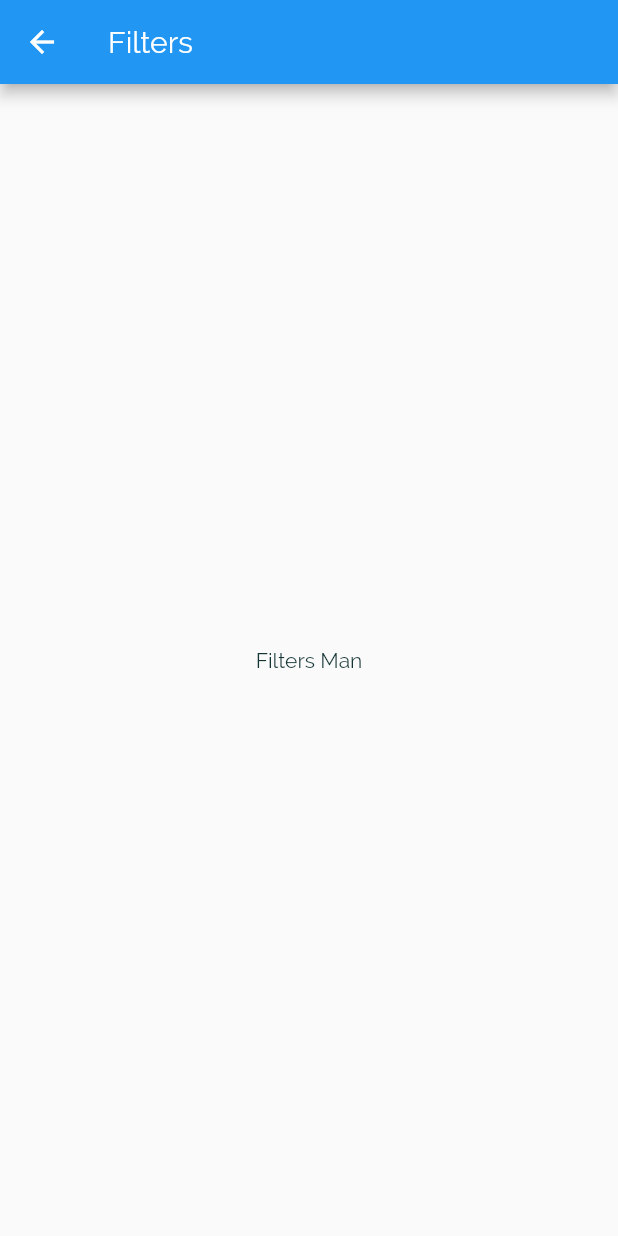
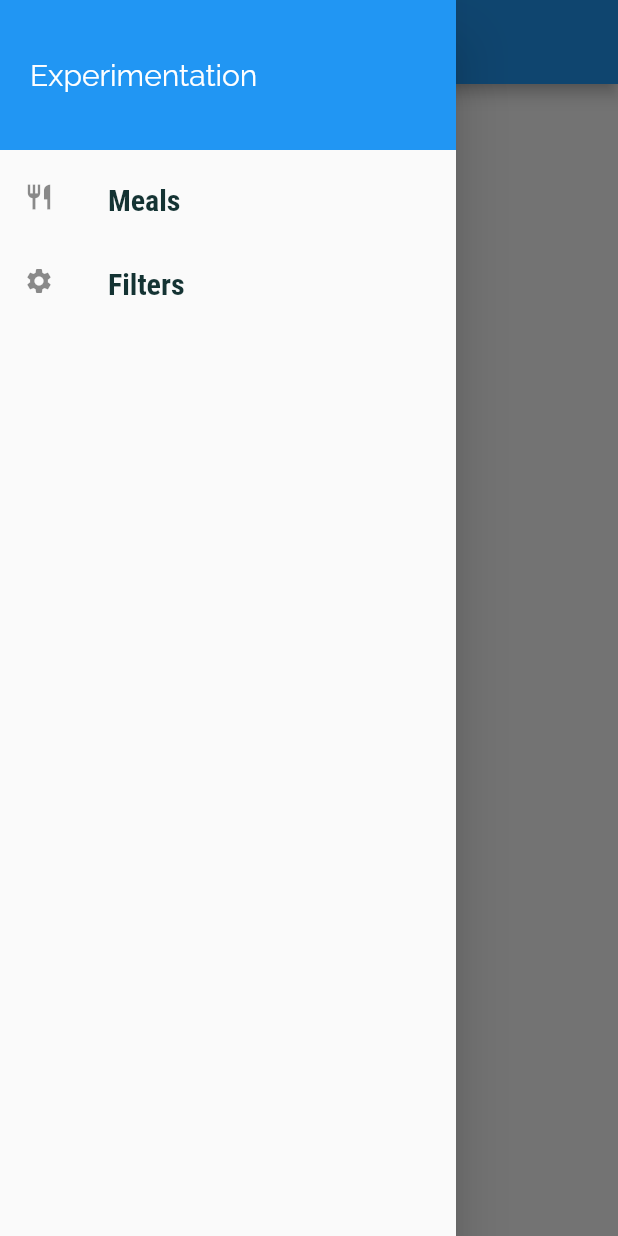
Before and after one commit to Pranay-Narang/MealsPicker, a Flutter app: the FiltersScreen screen opened by its route, with the side drawer open (before the commit the screen has no drawer), on a phone screen of 412 x 824 dp. Run offline on Flutter 3.47's test engine with Material 2 defaults, Android fonts, the phone set to English and light mode, and no system bars.

Commit message:
filters: Show the drawer icon button

```diff
--- a/lib/filters.dart
+++ b/lib/filters.dart
@@ -1,4 +1,6 @@
 import 'package:flutter/material.dart';
+
+import './main_drawer.dart';
 
 class FiltersScreen extends StatelessWidget {
   Widget build(BuildContext context) {
@@ -9,6 +11,7 @@ class FiltersScreen extends StatelessWidget {
       body: Center(
         child: Text('Filters Man'),
       ),
+      drawer: MainDrawer(),
     );
   }
 }
```
